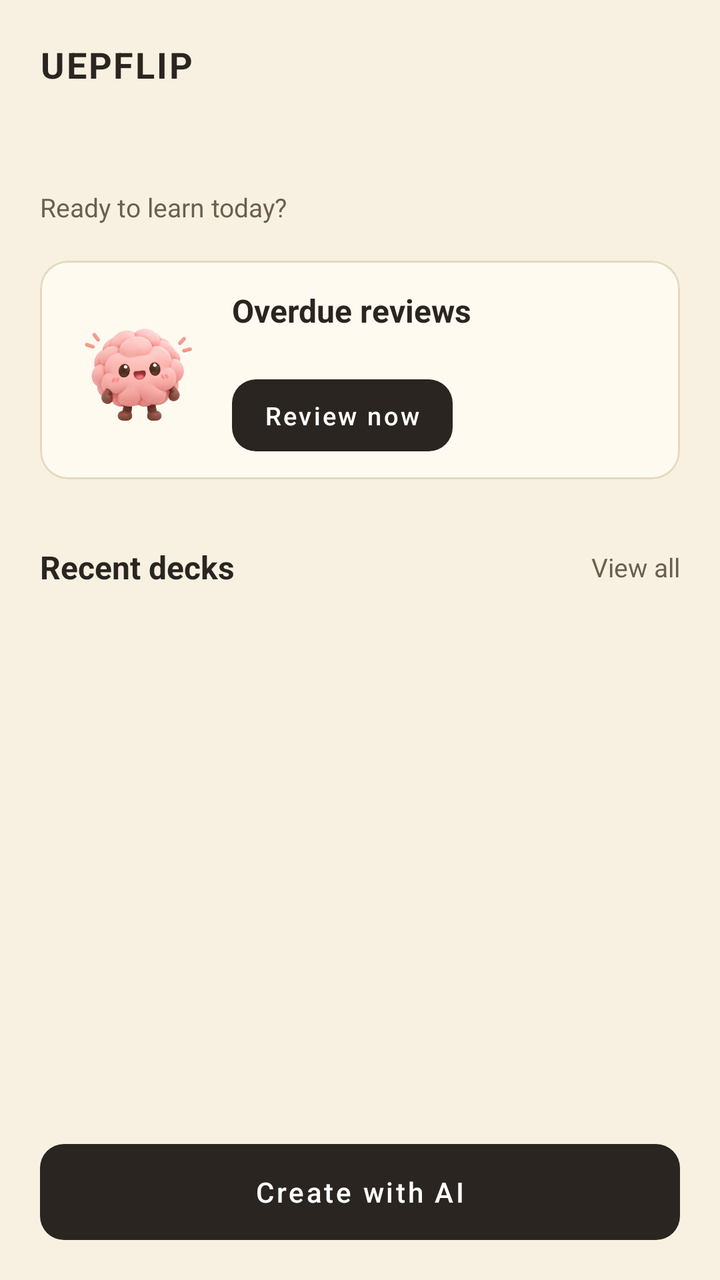
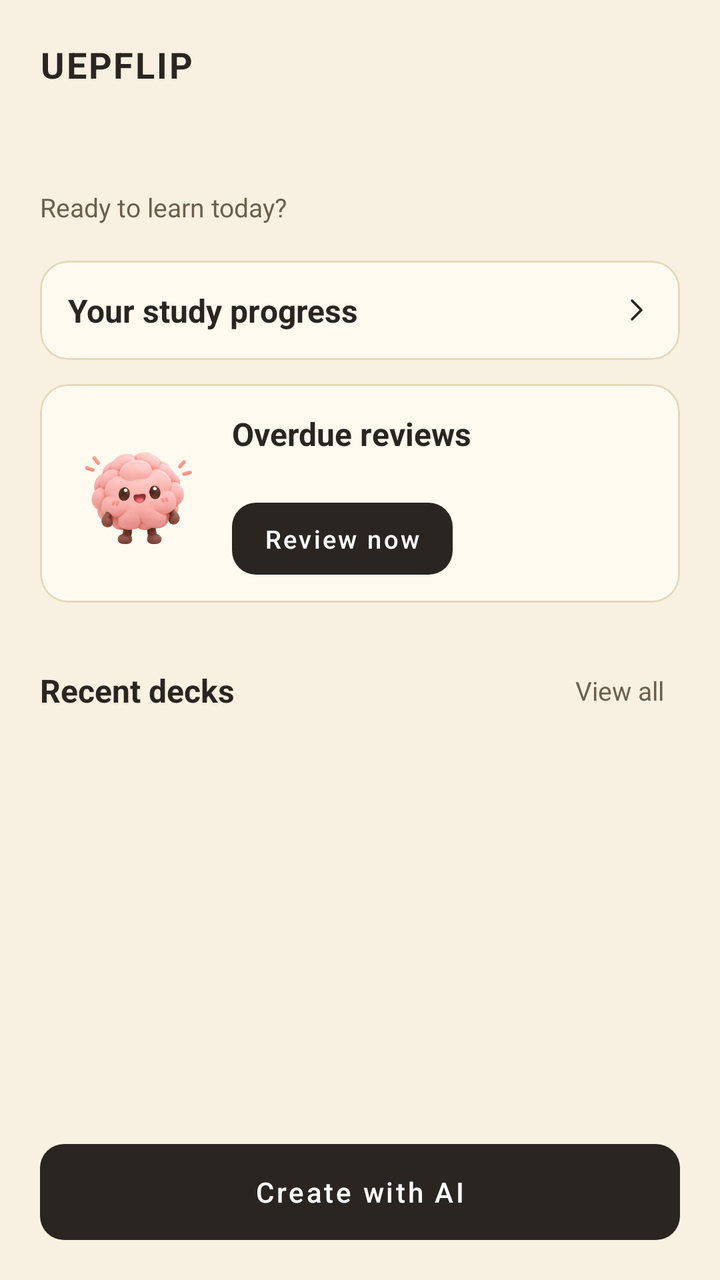

The first picture is an Android layout as it rendered before a commit; the second is the same layout after the commit. The layout source and the unified diff follow.
<!-- AndroidManifest.xml: application theme Theme.UEPflip_flashcard -->
<!-- res/layout/fragment_home.xml -->
<?xml version="1.0" encoding="utf-8"?>
<LinearLayout xmlns:android="http://schemas.android.com/apk/res/android" xmlns:app="http://schemas.android.com/apk/res-auto"
    android:layout_width="match_parent" android:layout_height="match_parent" android:orientation="vertical" android:background="@color/bg">
    <ScrollView android:layout_width="match_parent" android:layout_height="0dp" android:layout_weight="1">
        <LinearLayout android:layout_width="match_parent" android:layout_height="wrap_content" android:orientation="vertical" android:padding="20dp">
            <TextView style="@style/UF.Logo" android:layout_width="wrap_content" android:layout_height="wrap_content"
                android:text="@string/app_brand"/>
            <LinearLayout android:layout_width="match_parent" android:layout_height="wrap_content"
                android:layout_marginTop="18dp" android:gravity="center_vertical" android:orientation="vertical">
                <TextView android:id="@+id/greeting" style="@style/UF.Title" android:layout_width="wrap_content" android:layout_height="wrap_content"/>
                <TextView style="@style/UF.Muted" android:layout_width="wrap_content" android:layout_height="wrap_content"
                    android:text="@string/home_subtitle"/>
            </LinearLayout>
            <com.google.android.material.card.MaterialCardView style="@style/UF.Card" android:layout_width="match_parent" android:layout_height="wrap_content" android:layout_marginTop="18dp" android:layout_marginBottom="12dp">
                <LinearLayout android:layout_width="match_parent" android:layout_height="wrap_content" android:padding="14dp" android:gravity="center_vertical">
                    <ImageView android:layout_width="70dp" android:layout_height="70dp" android:src="@drawable/ic_mascot" android:contentDescription="@null"/>
                    <LinearLayout android:layout_width="0dp" android:layout_height="wrap_content" android:layout_weight="1" android:layout_marginStart="12dp" android:orientation="vertical">
                        <TextView style="@style/UF.H2" android:layout_width="wrap_content" android:layout_height="wrap_content" android:text="@string/home_overdue_title"/>
                        <TextView android:id="@+id/overdue_text" style="@style/UF.Muted" android:layout_width="match_parent" android:layout_height="wrap_content" android:layout_marginVertical="3dp"/>
                        <Button android:id="@+id/btn_review" style="@style/UF.Button.Small" android:layout_width="wrap_content" android:layout_height="wrap_content" android:text="@string/home_review_now"/>
                    </LinearLayout>
                </LinearLayout>
            </com.google.android.material.card.MaterialCardView>
            <LinearLayout android:layout_width="match_parent" android:layout_height="wrap_content" android:layout_marginTop="8dp" android:layout_marginBottom="10dp" android:gravity="center_vertical">
                <TextView style="@style/UF.H2" android:layout_width="0dp" android:layout_height="wrap_content" android:layout_weight="1" android:text="@string/home_recent_decks"/>
                <TextView android:id="@+id/btn_view_all" style="@style/UF.Muted" android:layout_width="48dp" android:layout_height="48dp" android:gravity="center_vertical|end" android:clickable="true" android:focusable="true" android:text="@string/home_view_all"/>
            </LinearLayout>
            <androidx.recyclerview.widget.RecyclerView android:id="@+id/recent_decks" android:layout_width="match_parent" android:layout_height="wrap_content" android:nestedScrollingEnabled="false"/>
        </LinearLayout>
    </ScrollView>
    <Button android:id="@+id/btn_create" style="@style/UF.Button" android:layout_width="match_parent" android:layout_height="wrap_content" android:layout_margin="20dp" android:text="@string/home_create_deck"/>
</LinearLayout>
<!-- resources referenced by this layout -->
<resources>
  <color name="bg">#F8F1E1</color>
  <!-- drawable ic_mascot: png bitmap (drawable, 144169 bytes) -->
  <string name="app_brand">UEPFLIP</string>
  <string name="home_create_deck">Create with AI</string>
  <string name="home_overdue_title">Overdue reviews</string>
  <string name="home_recent_decks">Recent decks</string>
  <string name="home_review_now">Review now</string>
  <string name="home_subtitle">Ready to learn today?</string>
  <string name="home_view_all">View all</string>
  <style name="UF.Button" parent="Widget.MaterialComponents.Button">
          <item name="backgroundTint">@color/accent</item><item name="cornerRadius">12dp</item>
          <item name="android:textColor">@color/white</item><item name="android:textAllCaps">false</item>
          <item name="android:minHeight">48dp</item>
          <item name="android:stateListAnimator">@null</item><item name="android:elevation">0dp</item><item name="android:insetTop">0dp</item><item name="android:insetBottom">0dp</item>
      </style>
  <style name="UF.Button.Small"><item name="android:minHeight">36dp</item><item name="android:textSize">12.5sp</item></style>
  <style name="UF.Card" parent="Widget.MaterialComponents.CardView">
          <item name="cardBackgroundColor">@color/card</item><item name="cardCornerRadius">14dp</item><item name="cardElevation">0dp</item>
          <item name="strokeColor">@color/line</item><item name="strokeWidth">1dp</item>
      </style>
  <style name="UF.H2" parent=""><item name="android:textSize">16sp</item><item name="android:textStyle">bold</item><item name="android:textColor">@color/ink</item></style>
  <style name="UF.Logo" parent=""><item name="android:textSize">18sp</item><item name="android:textStyle">bold</item><item name="android:letterSpacing">0.05</item><item name="android:textColor">@color/ink</item></style>
  <style name="UF.Muted" parent=""><item name="android:textSize">13sp</item><item name="android:textColor">@color/mute</item></style>
  <style name="UF.Title" parent=""><item name="android:textSize">24sp</item><item name="android:textStyle">bold</item><item name="android:textColor">@color/ink</item></style>
  <style name="Theme.UEPflip_flashcard" parent="Base.Theme.UEPflip_flashcard" />
  <color name="accent">#2A2520</color>
  <color name="white">#FFFFFF</color>
  <color name="card">#FFFAF0</color>
  <color name="line">#E4D8BE</color>
  <color name="ink">#2A2520</color>
  <color name="mute">#6B5F4E</color>
  <style name="Base.Theme.UEPflip_flashcard" parent="Theme.Material3.Light.NoActionBar">
          <item name="colorPrimary">@color/accent</item>
          <item name="colorOnPrimary">@color/white</item>
          <item name="colorSurface">@color/card</item>
          <item name="colorOnSurface">@color/ink</item>
          <item name="colorOnSurfaceVariant">@color/mute</item>
          <item name="colorOutline">@color/line</item>
          <item name="android:windowBackground">@color/bg</item>
          <item name="android:statusBarColor">@color/bg</item>
          <item name="android:windowLightStatusBar">true</item>
      </style>
</resources>

<!-- the commit's change to res/layout/fragment_home.xml (unified diff, before → after) -->
@@ -11,7 +11,23 @@
                 <TextView style="@style/UF.Muted" android:layout_width="wrap_content" android:layout_height="wrap_content"
                     android:text="@string/home_subtitle"/>
             </LinearLayout>
-            <com.google.android.material.card.MaterialCardView style="@style/UF.Card" android:layout_width="match_parent" android:layout_height="wrap_content" android:layout_marginTop="18dp" android:layout_marginBottom="12dp">
+            <com.google.android.material.card.MaterialCardView android:id="@+id/card_progress" style="@style/UF.Card"
+                android:layout_width="match_parent" android:layout_height="wrap_content"
+                android:layout_marginTop="18dp" android:layout_marginBottom="12dp"
+                android:clickable="true" android:focusable="true"
+                android:foreground="?attr/selectableItemBackground">
+                <LinearLayout android:layout_width="match_parent" android:layout_height="wrap_content"
+                    android:orientation="vertical" android:padding="14dp">
+                    <LinearLayout android:layout_width="match_parent" android:layout_height="wrap_content"
+                        android:gravity="center_vertical">
+                        <TextView style="@style/UF.H2" android:layout_width="0dp" android:layout_height="wrap_content"
+                            android:layout_weight="1" android:text="@string/stats_progress_title"/>
+                        <ImageView android:layout_width="16dp" android:layout_height="16dp"
+                            android:src="@drawable/ic_chev" android:contentDescription="@null"/>
+                    </LinearLayout>
+                </LinearLayout>
+            </com.google.android.material.card.MaterialCardView>
+            <com.google.android.material.card.MaterialCardView style="@style/UF.Card" android:layout_width="match_parent" android:layout_height="wrap_content" android:layout_marginBottom="12dp">
                 <LinearLayout android:layout_width="match_parent" android:layout_height="wrap_content" android:padding="14dp" android:gravity="center_vertical">
                     <ImageView android:layout_width="70dp" android:layout_height="70dp" android:src="@drawable/ic_mascot" android:contentDescription="@null"/>
                     <LinearLayout android:layout_width="0dp" android:layout_height="wrap_content" android:layout_weight="1" android:layout_marginStart="12dp" android:orientation="vertical">
@@ -23,7 +39,7 @@
             </com.google.android.material.card.MaterialCardView>
             <LinearLayout android:layout_width="match_parent" android:layout_height="wrap_content" android:layout_marginTop="8dp" android:layout_marginBottom="10dp" android:gravity="center_vertical">
                 <TextView style="@style/UF.H2" android:layout_width="0dp" android:layout_height="wrap_content" android:layout_weight="1" android:text="@string/home_recent_decks"/>
-                <TextView android:id="@+id/btn_view_all" style="@style/UF.Muted" android:layout_width="48dp" android:layout_height="48dp" android:gravity="center_vertical|end" android:clickable="true" android:focusable="true" android:text="@string/home_view_all"/>
+                <TextView android:id="@+id/btn_view_all" style="@style/UF.Muted" android:layout_width="wrap_content" android:layout_height="48dp" android:minWidth="48dp" android:paddingHorizontal="8dp" android:gravity="center_vertical|end" android:clickable="true" android:focusable="true" android:text="@string/home_view_all"/>
             </LinearLayout>
             <androidx.recyclerview.widget.RecyclerView android:id="@+id/recent_decks" android:layout_width="match_parent" android:layout_height="wrap_content" android:nestedScrollingEnabled="false"/>
         </LinearLayout>
<!-- resource entries referenced after the edit -->
@@ -1,6 +1,12 @@
 <!-- resources referenced by this layout -->
 <resources>
   <color name="bg">#F8F1E1</color>
+  <!-- drawable ic_chev (drawable) -->
+  <?xml version="1.0" encoding="utf-8"?>
+  <vector xmlns:android="http://schemas.android.com/apk/res/android"
+      android:width="24dp" android:height="24dp" android:viewportWidth="24" android:viewportHeight="24">
+      <path android:pathData="M9 5l7 7-7 7" android:strokeColor="@color/ink" android:strokeWidth="1.8" android:strokeLineCap="round" android:strokeLineJoin="round"/>
+  </vector>
   <!-- drawable ic_mascot: png bitmap (drawable, 144169 bytes) -->
   <string name="app_brand">UEPFLIP</string>
   <string name="home_create_deck">Create with AI</string>
@@ -9,6 +15,7 @@
   <string name="home_review_now">Review now</string>
   <string name="home_subtitle">Ready to learn today?</string>
   <string name="home_view_all">View all</string>
+  <string name="stats_progress_title">Your study progress</string>
   <style name="UF.Button" parent="Widget.MaterialComponents.Button">
           <item name="backgroundTint">@color/accent</item><item name="cornerRadius">12dp</item>
           <item name="android:textColor">@color/white</item><item name="android:textAllCaps">false</item>
